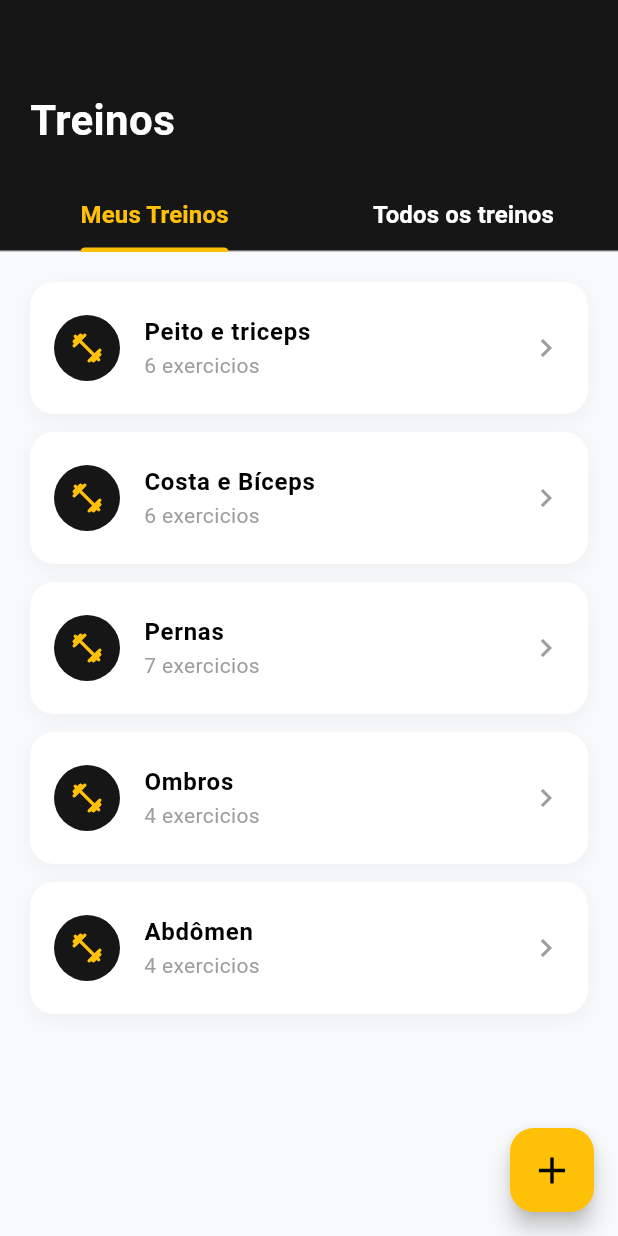
After one commit to Edmilson-Dev-hub/Projeto-Avaliativo-Full, a Flutter app: the Treinos screen opened directly, on a phone screen of 412 x 824 dp. The commit adds this screen. Run offline on Flutter 3.47's test engine with Material 3 defaults, Android fonts, the phone set to English and light mode, and no system bars.

Commit message:
Criação da tela de treinos

```diff
--- a/Galaticos_Fitness_Front/front/lib/main.dart
+++ b/Galaticos_Fitness_Front/front/lib/main.dart
@@ -1,4 +1,5 @@
 import 'package:flutter/material.dart';
+import 'treinos.dart';
 
 void main() {
   runApp(const MyApp());
@@ -16,20 +17,31 @@ class MyApp extends StatelessWidget {
         scaffoldBackgroundColor: const Color(0xFFF8F9FA),
         useMaterial3: true,
       ),
-      home: const HomeScreen(),
+      home: const Home(),
     );
   }
 }
 
-class HomeScreen extends StatefulWidget {
-  const HomeScreen({super.key});
+class Home extends StatefulWidget {
+  const Home({super.key});
 
   @override
-  State<HomeScreen> createState() => _HomeScreenState();
+  State<Home> createState() => _HomeState();
 }
 
-class _HomeScreenState extends State<HomeScreen> {
+class _HomeState extends State<Home> {
   int _currentIndex = 0;
+
+  final List<Widget> _screens = [
+    const Home(), // Sua primeira tela (página inicial)
+    const Treinos(), // Sua segunda tela (vinda do outro arquivo)
+    const Center(
+      child: Text('Exercícios', style: TextStyle(color: Colors.white)),
+    ),
+    const Center(
+      child: Text('Perfil', style: TextStyle(color: Colors.white)),
+    ),
+  ];
 
   @override
   Widget build(BuildContext context) {
--- /dev/null
+++ b/Galaticos_Fitness_Front/front/lib/treinos.dart
@@ -0,0 +1,145 @@
+import 'package:flutter/material.dart';
+
+class Treinos extends StatelessWidget {
+  const Treinos({super.key});
+
+  @override
+  Widget build(BuildContext context) {
+    return DefaultTabController(
+      length: 2,
+      child: Scaffold(
+        floatingActionButton: FloatingActionButton(
+          onPressed: () {},
+          backgroundColor: const Color(0xFFFFC107),
+          child: const Icon(Icons.add, color: Colors.black, size: 30),
+        ),
+        body: Column(
+          children: [
+            Container(
+              width: double.infinity,
+              padding: const EdgeInsets.only(top: 60, bottom: 0),
+              color: const Color(0xFF161616),
+              child: Column(
+                crossAxisAlignment: CrossAxisAlignment.start,
+                children: [
+                  const Padding(
+                    padding: EdgeInsets.symmetric(horizontal: 20),
+                    child: Text(
+                      'Treinos',
+                      style: TextStyle(
+                        color: Colors.white,
+                        fontSize: 28,
+                        fontWeight: FontWeight.bold,
+                      ),
+                    ),
+                  ),
+                  const SizedBox(height: 20),
+                  // barra de abas(tabs)
+                  const TabBar(
+                    indicatorColor: Color(0xFFFFC107),
+                    labelColor: Color(0xFFFFC107),
+                    unselectedLabelColor: Colors.white,
+                    labelStyle: TextStyle(
+                      fontWeight: FontWeight.bold,
+                      fontSize: 16,
+                    ),
+                    tabs: [
+                      Tab(text: 'Meus Treinos'),
+                      Tab(text: 'Todos os treinos'),
+                    ],
+                  ),
+                ],
+              ),
+            ),
+            // 'conteúdo' das abas
+            Expanded(
+              child: TabBarView(
+                children: [
+                  // conteúdo da aba 'Meus Treinos'
+                  ListView(
+                    padding: const EdgeInsets.all(20),
+                    children: [
+                      WorkoutCard(
+                        title: 'Peito e triceps',
+                        exercises: '6 exercicios',
+                      ),
+                      WorkoutCard(
+                        title: 'Costa e Bíceps',
+                        exercises: '6 exercicios',
+                      ),
+                      WorkoutCard(title: 'Pernas', exercises: '7 exercicios'),
+                      WorkoutCard(title: 'Ombros', exercises: '4 exercicios'),
+                      WorkoutCard(title: 'Abdômen', exercises: '4 exercicios'),
+                    ],
+                  ),
+                  // conteúdo da aba 'Todos os treinos'
+                  const Center(
+                    child: Text(
+                      'Novos treinos em breve',
+                      style: TextStyle(color: Colors.grey),
+                    ),
+                  ),
+                ],
+              ),
+            ),
+          ],
+        ),
+      ),
+    );
+  }
+}
+
+// widget para os cards da lista de treinos
+class WorkoutCard extends StatelessWidget {
+  final String title;
+  final String exercises;
+
+  const WorkoutCard({super.key, required this.title, required this.exercises});
+
+  @override
+  Widget build(BuildContext context) {
+    return Container(
+      margin: const EdgeInsets.only(bottom: 12),
+      decoration: BoxDecoration(
+        color: Colors.white,
+        borderRadius: BorderRadius.circular(16),
+        boxShadow: [
+          BoxShadow(
+            color: Colors.black.withOpacity(0.04),
+            blurRadius: 10,
+            offset: const Offset(0, 4),
+          ),
+        ],
+      ),
+      child: ListTile(
+        contentPadding: const EdgeInsets.symmetric(horizontal: 16, vertical: 8),
+        leading: Container(
+          padding: const EdgeInsets.all(10),
+          decoration: const BoxDecoration(
+            color: Color(0xFF161616),
+            shape: BoxShape.circle,
+          ),
+          child: const Icon(
+            Icons.fitness_center_rounded,
+            color: Colors.amber,
+            size: 24,
+          ),
+        ),
+        title: Text(
+          title,
+          style: const TextStyle(
+            fontWeight: FontWeight.bold,
+            fontSize: 16,
+            color: Colors.black,
+          ),
+        ),
+        subtitle: Text(
+          exercises,
+          style: const TextStyle(color: Colors.grey, fontSize: 14),
+        ),
+        trailing: const Icon(Icons.chevron_right, color: Colors.grey),
+        onTap: () {},
+      ),
+    );
+  }
+}
```
